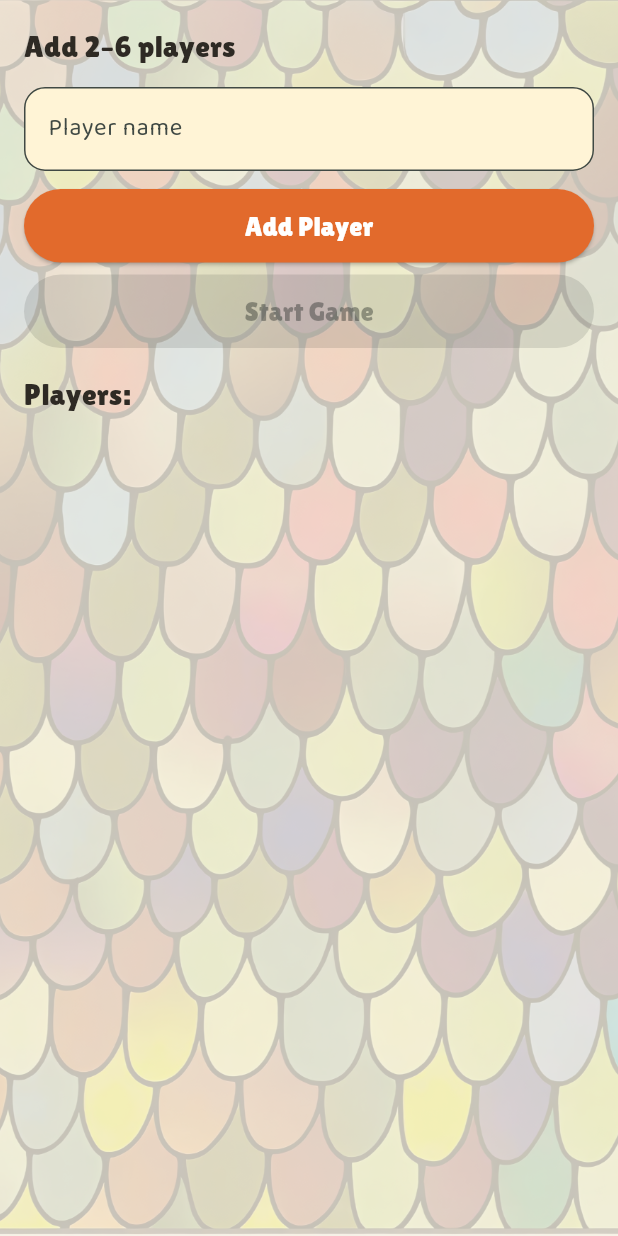
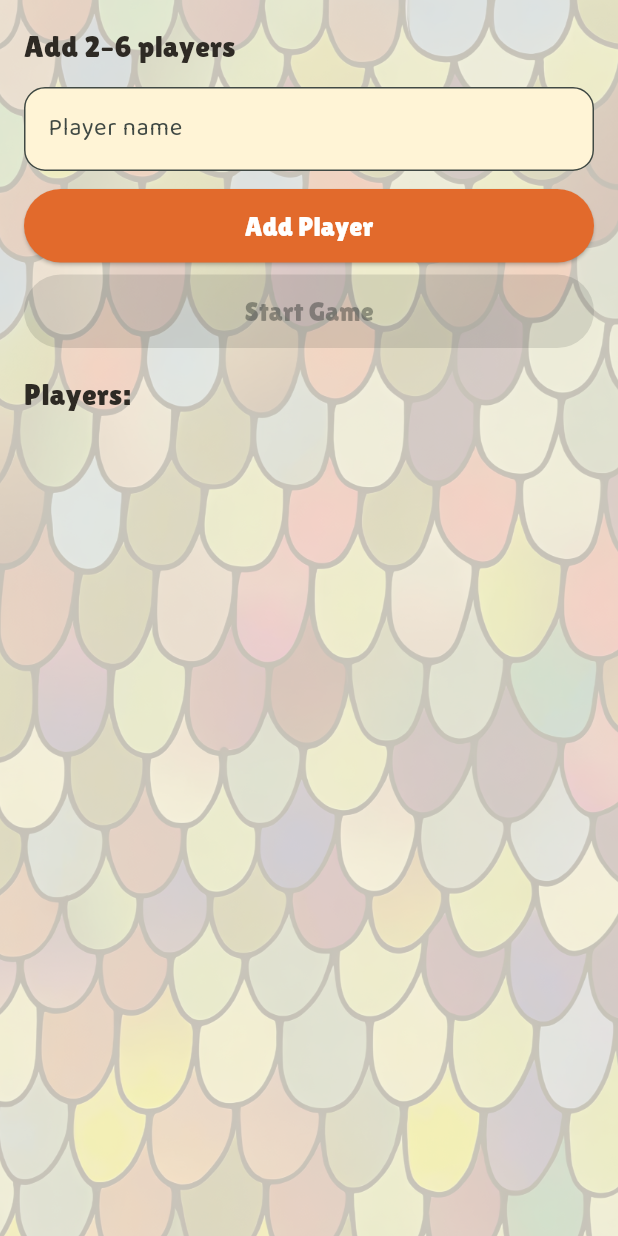
Before and after one commit to finn2411/cabo_app, a Flutter app: the PlayerSetupScreen screen opened directly, on a phone screen of 412 x 824 dp. Run offline on Flutter 3.47's test engine with Material 3 defaults, Android fonts, the light colour scheme and no system bars.

Commit message:
fix background issues

```diff
--- a/lib/main.dart
+++ b/lib/main.dart
@@ -230,6 +230,7 @@ class _PlayerSetupScreenState extends State<PlayerSetupScreen> {
   @override
   Widget build(BuildContext context) {
     return Scaffold(
+      resizeToAvoidBottomInset: false,
       body: CaboBackground(
         child: Padding(
           padding: const EdgeInsets.all(16),
@@ -498,6 +499,7 @@ class _ScoringScreenState extends State<ScoringScreen> {
   @override
   Widget build(BuildContext context) {
     return Scaffold(
+      resizeToAvoidBottomInset: false,
       body: CaboBackground(
         child: Padding(
           padding: const EdgeInsets.all(16),
@@ -803,11 +805,14 @@ class CaboBackground extends StatelessWidget {
         Positioned.fill(
           child: Opacity(
             opacity: 0.2,
-            child: Transform.scale(
-              scale: 1.1,
-              child: Image.asset(
-                'assets/logo/card_back.jpg',
-                fit: BoxFit.cover,
+            child: Transform.translate(
+              offset: const Offset(0, 4),
+              child: Transform.scale(
+                scale: 1.15,
+                child: Image.asset(
+                  'assets/logo/card_back.jpg',
+                  fit: BoxFit.cover,
+                ),
               ),
             ),
           ),
```
